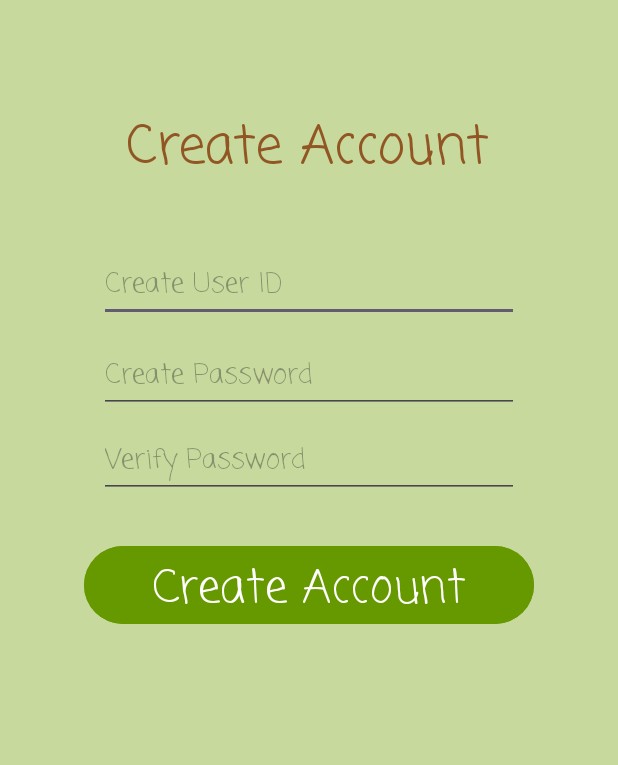
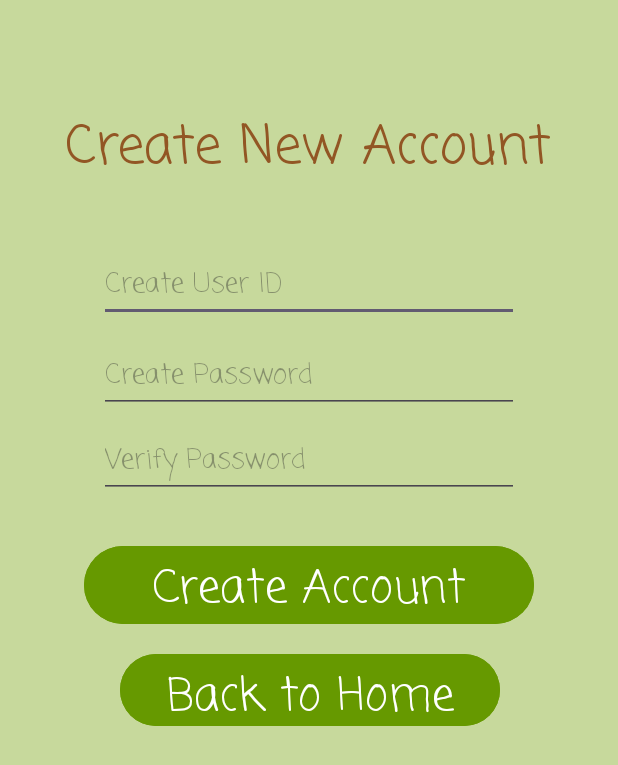
Before and after one commit to Liliana-Saavedra/CST-338-Project-2-Group-9, an Android app: the CreateAccountActivity screen opened directly, with no data from a screen before it, on a phone screen of 412 x 824 dp. Shown: the top 765 px of the screen. Run offline under Robolectric (Android 15) with nearby library versions, the phone set to English and light mode, and no system bars; our stand-ins replace Room's generated code.

Commit message:
Cleaned up UI
On my machine app is fully functional

```diff
--- a/app/src/main/java/com/example/cst_338_project_2_group_9/AdminLandingPage.java
+++ b/app/src/main/java/com/example/cst_338_project_2_group_9/AdminLandingPage.java
@@ -65,7 +65,11 @@ public class AdminLandingPage extends AppCompatActivity {
         new Thread(() -> {
             User admin1 = db.userDAO().getUserByUsername(adminUser);
             if(adminPw.equals(admin1.getPassword())) {
+                getSharedPreferences("my_prefs", MODE_PRIVATE).edit()
+                        .putString("username", admin1.getUsername())
+                        .apply();
                 db.userDAO().deleteUser(db.userDAO().getUserByUsername(userToRemove));
+                finish();
             }
             else{
                 toastMaker("Invalid Login");
--- a/app/src/main/java/com/example/cst_338_project_2_group_9/CreateAccountActivity.java
+++ b/app/src/main/java/com/example/cst_338_project_2_group_9/CreateAccountActivity.java
@@ -12,7 +12,6 @@ import com.example.cst_338_project_2_group_9.databinding.ActivityCreateaccountBi
 import com.example.cst_338_project_2_group_9.entities.User;
 import com.example.cst_338_project_2_group_9.typeConverters.AppDatabase;
 
-import java.util.List;
 
 public class CreateAccountActivity extends AppCompatActivity {
 
@@ -32,6 +31,13 @@ public class CreateAccountActivity extends AppCompatActivity {
             @Override
             public void onClick(View v) {
                 createAccount();
+            }
+        });
+
+        binding.backHomeButton.setOnClickListener(new View.OnClickListener() {
+            @Override
+            public void onClick(View v) {
+                startActivity(MainActivity.MainActivityIntentFactory(getApplicationContext(), 1));
             }
         });
     }
--- a/app/src/main/java/com/example/cst_338_project_2_group_9/entities/User.java
+++ b/app/src/main/java/com/example/cst_338_project_2_group_9/entities/User.java
@@ -48,9 +48,6 @@ import java.util.Objects;
         return isAdmin;
     }
 
-    public void setAdmin(boolean admin) {
-        isAdmin = admin;
-    }
 
     public long getLastLogin() {
         return lastLogin;
@@ -59,6 +56,8 @@ import java.util.Objects;
     public void setLastLogin(long lastLogin) {
         this.lastLogin = lastLogin;
     }
+
+
 
     @Override
     public boolean equals(Object o) {
--- a/app/src/main/res/layout/activity_admin_landing_page.xml
+++ b/app/src/main/res/layout/activity_admin_landing_page.xml
@@ -80,6 +80,8 @@
         android:layout_height="wrap_content"
         android:layout_marginTop="48dp"
         android:text="@string/remove"
+        android:backgroundTint="@android:color/holo_red_dark"
+        android:fontFamily="casual"
         app:layout_constraintEnd_toEndOf="parent"
         app:layout_constraintStart_toStartOf="parent"
         app:layout_constraintTop_toBottomOf="@+id/adminPassword" />
--- a/app/src/main/res/layout/activity_createaccount.xml
+++ b/app/src/main/res/layout/activity_createaccount.xml
@@ -78,4 +78,18 @@
         app:layout_constraintEnd_toEndOf="parent"
         app:layout_constraintStart_toStartOf="parent"
         app:layout_constraintTop_toBottomOf="@+id/verifyPasswordEditText" />
+
+    <Button
+        android:id="@+id/backHomeButton"
+        android:layout_width="253dp"
+        android:layout_height="56dp"
+        android:layout_marginTop="12dp"
+        android:backgroundTint="@android:color/holo_green_dark"
+        android:fontFamily="casual"
+        android:text="@string/back_to_home"
+        android:textSize="30sp"
+        app:layout_constraintEnd_toEndOf="parent"
+        app:layout_constraintHorizontal_bias="0.504"
+        app:layout_constraintStart_toStartOf="parent"
+        app:layout_constraintTop_toBottomOf="@+id/createAccountButton" />
 </androidx.constraintlayout.widget.ConstraintLayout>
--- a/app/src/main/res/layout/activity_plant_details2.xml
+++ b/app/src/main/res/layout/activity_plant_details2.xml
@@ -32,7 +32,8 @@
         android:layout_width="wrap_content"
         android:layout_height="wrap_content"
         android:layout_gravity="center"
-        android:text="Back to Maintenance"
+        android:text="@string/back_to_maintenance"
+        android:backgroundTint="@android:color/holo_green_dark"
         app:layout_constraintEnd_toEndOf="parent"
         app:layout_constraintStart_toStartOf="parent"
         app:layout_constraintTop_toBottomOf="@+id/careInstructions" />
--- a/app/src/main/res/values/strings.xml
+++ b/app/src/main/res/values/strings.xml
@@ -16,9 +16,9 @@
     <string name="welcome_login">Welcome Login</string>
     <string name="Login">login</string>
     <string name="Loginn">Login</string>
-    <string name="create_account">Create Account</string>
+    <string name="create_account1">Create Account</string>
     <string name="back_to_homepage">Back to Homepage</string>
-    <string name="create_new_account">Create Account</string>
+    <string name="create_new_account1">Create Account</string>
 
     <string name="succulent_care">
     <b>Succulent Care Guide:</b>\n\n
@@ -70,5 +70,7 @@
     <string name="add_new_task">Add New Task</string>
     <string name="view_plant_details">View Plant Details</string>
     <string name="plant_maintenance_tasks">Plant Maintenance Tasks</string>
+    <string name="back_to_home">Back to Home</string>
+    <string name="back_to_maintenance">Back to Maintenance</string>
 
 </resources>
```
